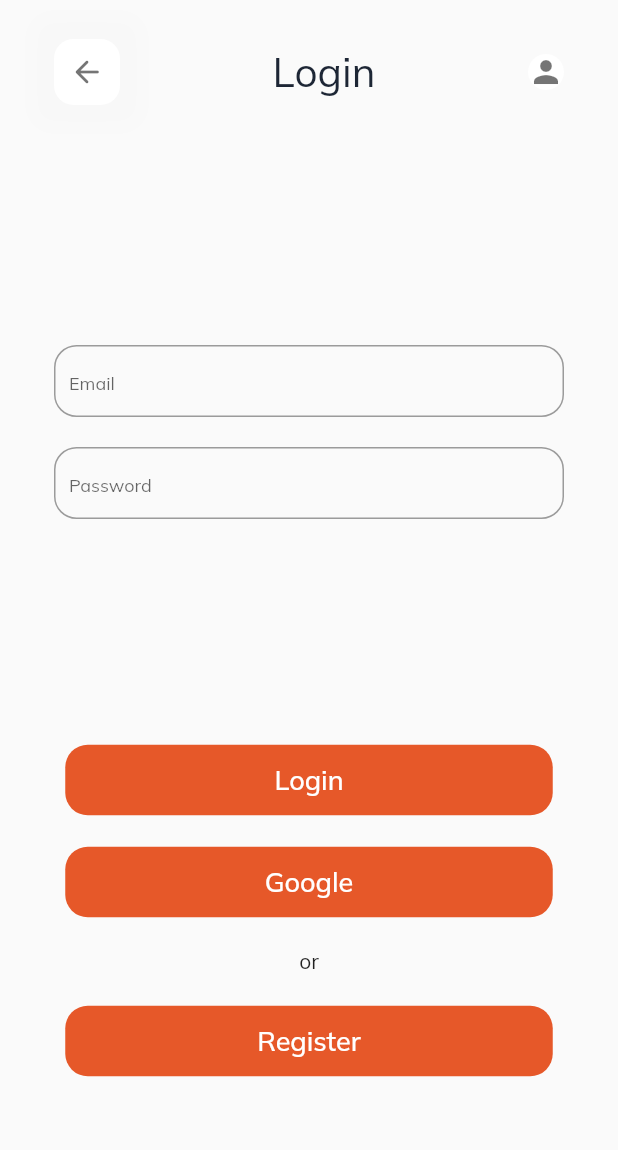
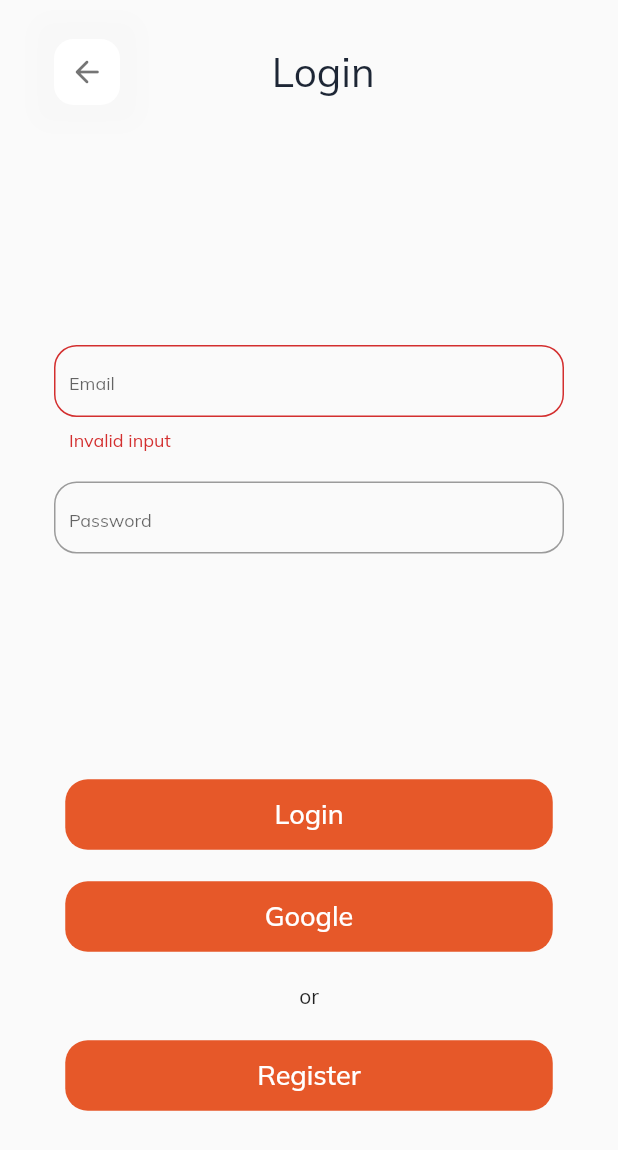
Before and after one commit to Anas-mo101/flutter-woo-ecommerce-app, a Flutter app: the LoginPage screen opened by its route, after a tap on "Login", on a phone screen of 412 x 824 dp. Shown: the top 1150 px of the screen. Run offline on Flutter 3.47's test engine with Material 2 defaults, Android fonts, the phone set to English and light mode, and no system bars; our stand-ins replace get, google_fonts, shared_preferences; accounts and stored records are empty; statements that could not run were skipped.

Commit message:
basic auth and user profile

```diff
--- a/lib/src/config/route.dart
+++ b/lib/src/config/route.dart
@@ -7,6 +7,7 @@ import '../modules/orders/views/orders_page.dart';
 import '../modules/product/views/product_detail.dart';
 import '../modules/cart/view/shopping_cart_page.dart';
 import '../modules/profile/views/login.dart';
+import '../modules/profile/views/profile.dart';
 import '../modules/profile/views/register.dart';
 import '../modules/search/views/filter.dart';
 import '../modules/search/views/search_page.dart';
@@ -22,6 +23,7 @@ class Routes {
   static const checkout = '/checkout';
   static const orders = '/orders';
   static const billing = '/billing';
+  static const login = '/login';
   static const profile = '/profile';
   static const settings = '/settings';
   static const register = '/register';
@@ -42,7 +44,8 @@ class Routes {
       GetPage( name: billing,  page: () => BillingPage()),
       GetPage( name: checkout,  page: () => CheckoutPage()),
       GetPage( name: settings,  page: () => SettingsPage()),
-      GetPage( name: profile,  page: () => LoginPage()),
+      GetPage( name: profile,  page: () => ProfilePage()),
+      GetPage( name: login,  page: () => LoginPage()),
       GetPage( name: register,  page: () => RegisterPage()),
     ];
   }
--- a/lib/src/modules/checkout/views/checkout_page.dart
+++ b/lib/src/modules/checkout/views/checkout_page.dart
@@ -267,7 +267,7 @@ class CheckoutPage extends StatelessWidget {
                         child: Column(
                           mainAxisAlignment: MainAxisAlignment.center,
                           children: <Widget>[
-                            TopBar('Checkout',Icons.arrow_back_sharp,() => Get.back()),
+                            TopBar('Checkout',Icons.arrow_back_sharp,() => Get.back(), rightIcon: null),
                             Expanded(
                               child: Container(
                                 padding: AppTheme.padding,
--- /dev/null
+++ b/lib/src/modules/profile/contollers/login_controller.dart
@@ -0,0 +1,56 @@
+import 'package:flutter/material.dart';
+import 'package:get/get.dart';
+import '../../../config/route.dart';
+import '../../../model/data.dart';
+
+class LoginController extends GetxController {
+
+  final loginEmail = TextEditingController();
+  final loginPassword = TextEditingController();
+
+  bool loginEmailErr = false;
+  bool loginPassErr = false;
+  String loginStatus = '';
+
+  void login() {
+    if(validateCreds()){
+      if (loginEmail.text == AppData.user.email && loginPassword.text == AppData.user.password) {
+        Get.offNamed(Routes.profile);
+      } else {
+        loginStatus = 'Incorrect Username/Password';
+        update();
+      }
+    }
+  }
+
+  bool validateCreds(){
+    if(loginEmail.text.isEmpty && !isEmail(loginEmail.text)){
+      loginEmailErr = true;
+      update();
+      return false;
+    }
+
+    if(loginPassword.text.isEmpty){
+      loginPassErr = true;
+      update();
+      return false;
+    }
+
+    loginPassErr = false;
+    loginEmailErr = false;
+    update();
+    return true;
+  }
+
+  bool isEmail(String email) {
+    String p = "[a-zA-Z0-9\+\.\_\%\-\+]{1,256}" +
+        "\\@" +
+        "[a-zA-Z0-9][a-zA-Z0-9\\-]{0,64}" +
+        "(" +
+        "\\." +
+        "[a-zA-Z0-9][a-zA-Z0-9\\-]{0,25}" +
+        ")+";
+    RegExp regExp = new RegExp(p);
+    return regExp.hasMatch(email);
+  }
+}
--- a/lib/src/modules/profile/views/login.dart
+++ b/lib/src/modules/profile/views/login.dart
@@ -5,26 +5,19 @@ import '../../../themes/light_color.dart';
 import '../../../themes/theme.dart';
 import '../../../widgets/title_text.dart';
 import '../../../widgets/topbar.dart';
+import '../contollers/login_controller.dart';
 
-class LoginController extends GetxController {
-  final email = ''.obs;
-  final password = ''.obs;
-
-  void login() {
-    // Handle login logic here
-    if (email.value == 'test@example.com' && password.value == 'password') {
-      // Navigate to the next page
-      Get.offNamed('/profile');
-    } else {}
-  }
-}
 
 class LoginPage extends StatelessWidget {
-  Widget _submitButton(BuildContext context) {
+
+
+  Widget _submitButton(BuildContext context, LoginController controller) {
     return Column(
       children: [
         TextButton(
-          onPressed: () {},
+          onPressed: () {
+            controller.login();
+          },
           style: ButtonStyle(
             shape: MaterialStateProperty.all(
               RoundedRectangleBorder(borderRadius: BorderRadius.circular(15)),
@@ -97,10 +90,18 @@ class LoginPage extends StatelessWidget {
         child: Padding(
           padding: EdgeInsets.all(16.0),
           child: SingleChildScrollView(
-            child: Column(
+              child: GetBuilder<LoginController>(
+                  init: LoginController(),
+                  builder: (controller) {
+                    return Column(
                       mainAxisAlignment: MainAxisAlignment.spaceBetween,
                       children: [
-                TopBar('Login', Icons.arrow_back_rounded,() => Get.back()),
+                        TopBar(
+                          'Login',
+                          Icons.arrow_back_rounded,
+                          () => Get.back(),
+                          rightIcon: null,
+                        ),
                         SizedBox(height: 150),
                         Container(
                           padding: EdgeInsets.symmetric(horizontal: 20),
@@ -108,8 +109,10 @@ class LoginPage extends StatelessWidget {
                             mainAxisAlignment: MainAxisAlignment.start,
                             children: [
                               TextField(
+                                controller: controller.loginEmail,
                                 decoration: InputDecoration(
-                            border:  OutlineInputBorder(
+                                  errorText: controller.loginEmailErr ? 'Invalid input' : null,
+                                  border: OutlineInputBorder(
                                     borderRadius: BorderRadius.circular(15.0),
                                     borderSide: BorderSide(color: Colors.blue, width: 2.0),
                                   ),
@@ -120,7 +123,9 @@ class LoginPage extends StatelessWidget {
                               ),
                               SizedBox(height: 20),
                               TextField(
+                                controller: controller.loginPassword,
                                 decoration: InputDecoration(
+                                  errorText: controller.loginPassErr ? 'Invalid input' : null,
                                   border: OutlineInputBorder(
                                     borderRadius: BorderRadius.circular(15.0),
                                     borderSide: BorderSide(color: Colors.blue, width: 2.0),
@@ -130,13 +135,18 @@ class LoginPage extends StatelessWidget {
                                   contentPadding: EdgeInsets.only(left: 10, right: 10, bottom: 0, top: 5),
                                 ),
                               ),
+                              SizedBox(height: 30),
+                              if(controller.loginStatus.isNotEmpty)
+                                Text(controller.loginStatus, style: TextStyle(color: Colors.red))
                             ],
                           ),
                         ),
-                SizedBox(height: 150),
-                _submitButton(context),
+                        SizedBox(height: 120),
+                        _submitButton(context,controller),
                       ],
-            ),
+                    );
+                  }
+              )
           ),
         ),
       ),
--- a/lib/src/widgets/topbar.dart
+++ b/lib/src/widgets/topbar.dart
@@ -3,17 +3,26 @@ import 'package:flutter_ecommerce_app/src/widgets/extentions.dart';
 import 'package:flutter_ecommerce_app/src/widgets/title_text.dart';
 import 'package:get/get.dart';
 import 'package:get/get_core/src/get_main.dart';
-
 import '../config/route.dart';
 import '../themes/theme.dart';
 
 
 class TopBar extends StatelessWidget {
-  const TopBar(this.pageName, this.icon, this.goTo) : super();
+  const TopBar(
+      this.pageName,
+      this.icon,
+      this.goTo,
+      {
+        this.rightIcon = Icons.person,
+        this.rightGoTo = Routes.login,
+      }
+  ) : super();
 
   final String pageName;
   final IconData icon;
   final Function goTo;
+  final String rightGoTo;
+  final IconData rightIcon;
 
   @override
   Widget build(BuildContext context) {
@@ -39,8 +48,9 @@ class TopBar extends StatelessWidget {
             fontSize: 27,
             fontWeight: FontWeight.w400,
           ),
+          rightIcon == null ? SizedBox(width: 25):
           InkWell(
-            onTap: () => Get.toNamed(Routes.profile),
+            onTap: () => Get.toNamed(rightGoTo),
             child: ClipRRect(
               borderRadius: BorderRadius.all(Radius.circular(13)),
               child: Container(
@@ -52,7 +62,7 @@ class TopBar extends StatelessWidget {
                     BoxShadow(color: Color(0xfff8f8f8), blurRadius: 10, spreadRadius: 10),
                   ],
                 ),
-                child: Icon(Icons.person, color: Colors.black54),
+                child: Icon(rightIcon, color: Colors.black54),
               ),
             ),
           )
```
Also changed, not shown: lib/src/model/data.dart (+8 -20 lines), lib/src/modules/checkout/views/billing_page.dart (+1 -30 lines), lib/src/modules/profile/models/user.dart (added, +10 -0 lines), lib/src/modules/profile/views/profile.dart (added, +78 -0 lines), lib/src/modules/profile/views/register.dart (+6 -4 lines). Lines whose indentation alone changed are shown as unchanged.
